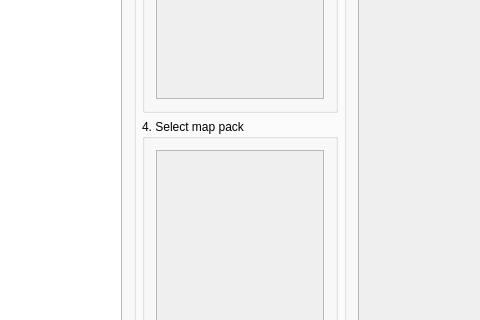
Old version of the form Forms/MainWindow.ui in the repository Youda008/DoomRunner; both pictures show x 108 to 588 and y 233 to 553 of the 720 by 720 pixel window.
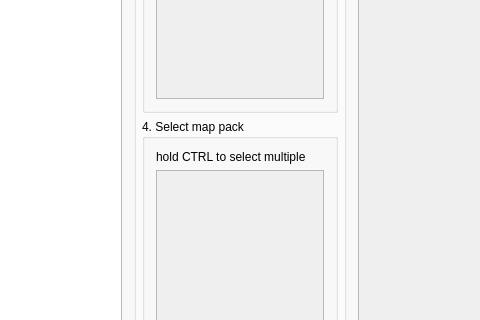
New version of the form. Icons and pictures are not drawn. Custom widgets are drawn as their Qt base class.

Commit message: hint for map pack selection

Patch:
```diff
--- a/Forms/MainWindow.ui
+++ b/Forms/MainWindow.ui
@@ -239,6 +239,13 @@
                <string>4. Select map pack</string>
               </property>
               <layout class="QVBoxLayout" name="verticalLayout_7">
+               <item>
+                <widget class="QLabel" name="label">
+                 <property name="text">
+                  <string>hold CTRL to select multiple</string>
+                 </property>
+                </widget>
+               </item>
                <item>
                 <widget class="QTreeView" name="mapDirView">
                  <property name="enabled">
```
